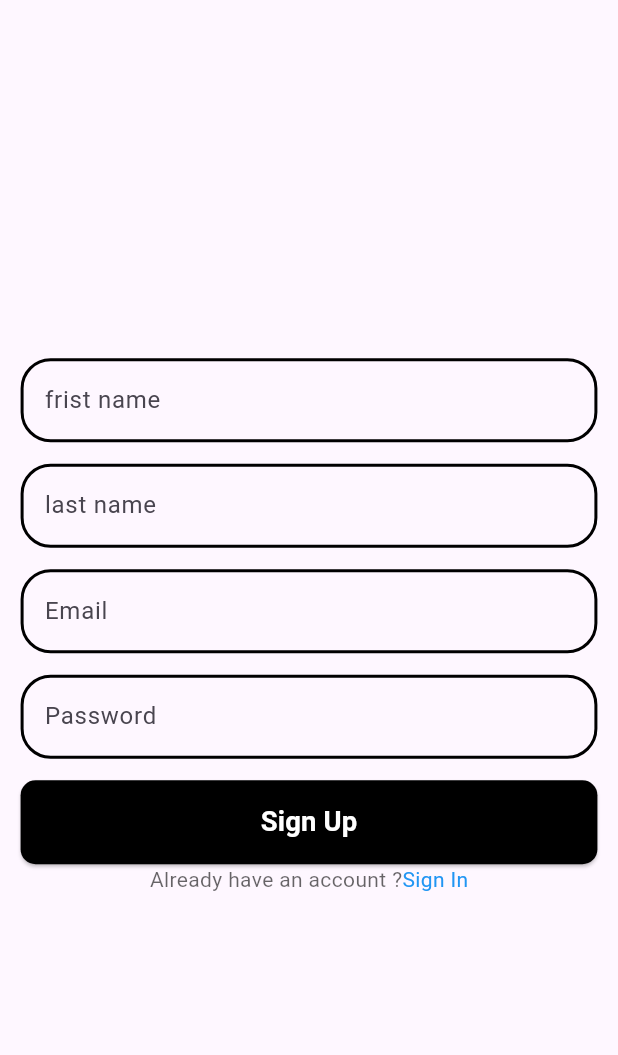
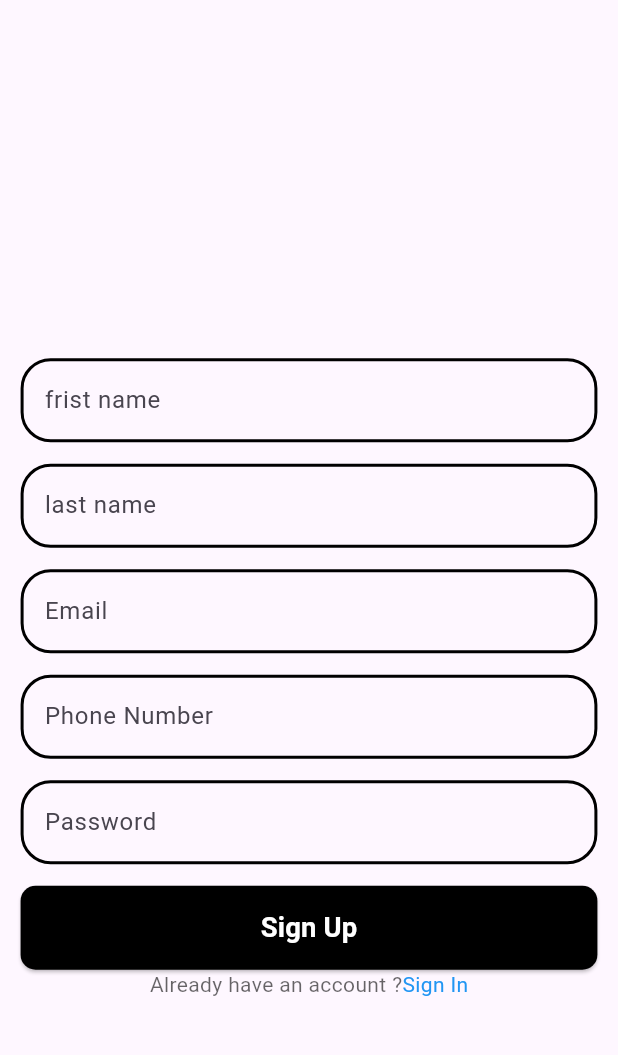
Before and after one commit to Elhadedy36/Atele-Online, a Flutter app: the SignUpView screen opened by its route, on a phone screen of 412 x 824 dp, the part 84-1139 px from its top. Run offline on Flutter 3.47's test engine with Material 3 defaults, Android fonts, the light colour scheme and no system bars; our stand-ins replace animated_text_kit, bloc, firebase_auth, firebase_core, flutter_bloc, flutter_screenutil and 5 more; accounts and stored records are empty.

Commit message:
add phone number field on sign up

```diff
--- a/lib/feature/auth/presentation/cubit/cubit/auth_cubit.dart
+++ b/lib/feature/auth/presentation/cubit/cubit/auth_cubit.dart
@@ -12,6 +12,7 @@ class AuthCubit extends Cubit<AuthState> {
   GlobalKey<FormState> SignUpFormKey = GlobalKey<FormState>();
   GlobalKey<FormState> SignInFormKey = GlobalKey<FormState>();
   TextEditingController email_in = TextEditingController();
+  TextEditingController phone_num = TextEditingController();
   TextEditingController password_in = TextEditingController();
   TextEditingController email_up = TextEditingController();
   TextEditingController password_up = TextEditingController();
--- a/lib/feature/auth/presentation/widgets/signup_form.dart
+++ b/lib/feature/auth/presentation/widgets/signup_form.dart
@@ -53,6 +53,13 @@ class SignupForm extends StatelessWidget {
                 SizedBox(
                   height: 12.h,
                 ),
+                 CustomTextFormField(
+                  labelText: 'Phone Number',
+                  controller: context.read<AuthCubit>().phone_num,
+                ),
+                SizedBox(
+                  height: 12.h,
+                ),
                 CustomTextFormField(
                   labelText: 'Password',
                   controller: context.read<AuthCubit>().password_up,
```
